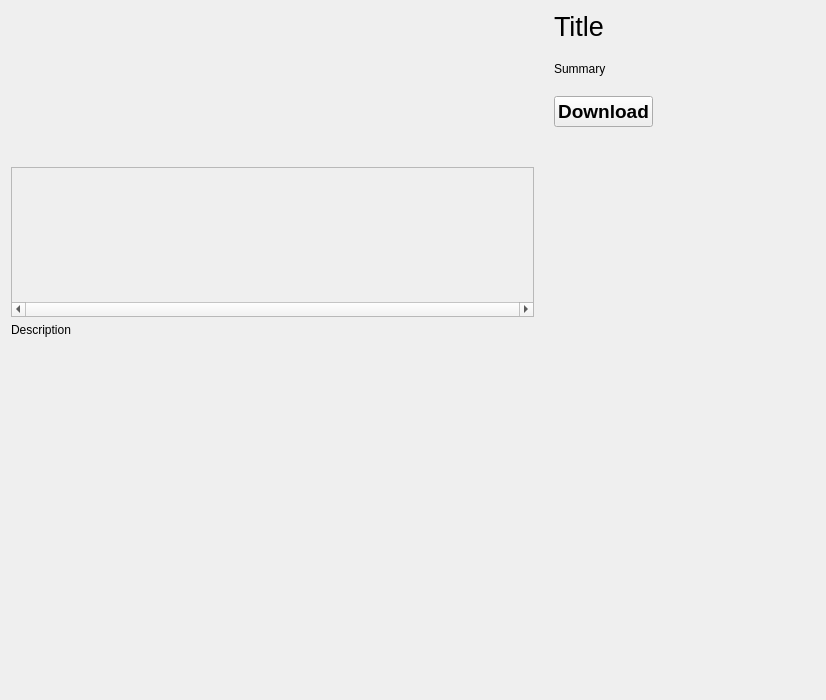
This is BaseClient/Source/PageContentContentWidget.ui in WorksAhead/Base as Qt 5 draws it before an edit. The edited form follows.
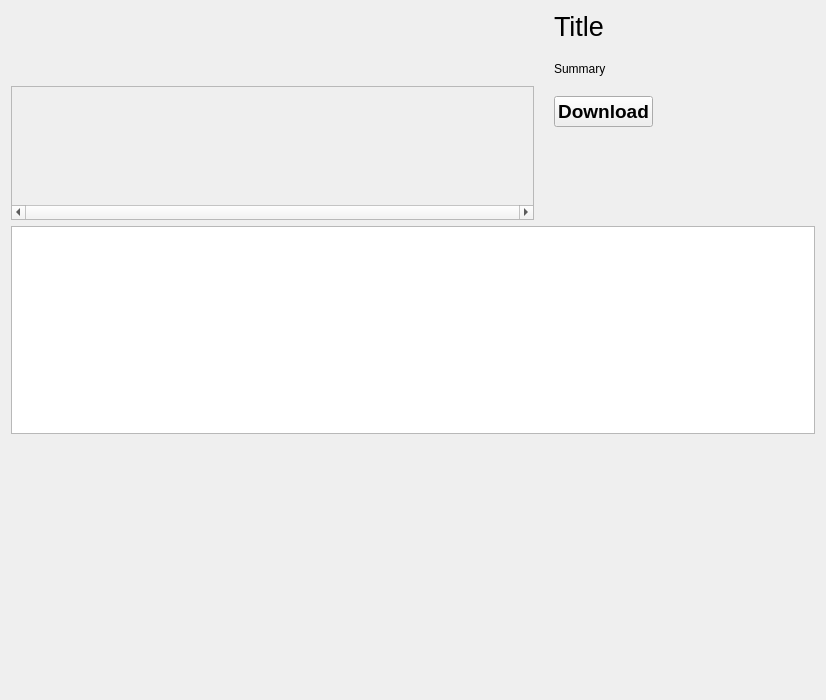
This is the edited form. Custom widgets are drawn as their Qt base class.

Diff of the .ui file:
```diff
--- a/BaseClient/Source/PageContentContentWidget.ui
+++ b/BaseClient/Source/PageContentContentWidget.ui
@@ -60,7 +60,7 @@
              <x>0</x>
              <y>0</y>
              <width>522</width>
-             <height>126</height>
+             <height>115</height>
             </rect>
            </property>
           </widget>
@@ -170,15 +170,9 @@
     </layout>
    </item>
    <item>
-    <widget class="QLabel" name="descriptionLabel">
-     <property name="text">
-      <string>Description</string>
-     </property>
-     <property name="alignment">
-      <set>Qt::AlignLeading|Qt::AlignLeft|Qt::AlignTop</set>
-     </property>
-     <property name="wordWrap">
-      <bool>true</bool>
+    <widget class="QTextBrowser" name="description">
+     <property name="openLinks">
+      <bool>false</bool>
      </property>
     </widget>
    </item>
```
